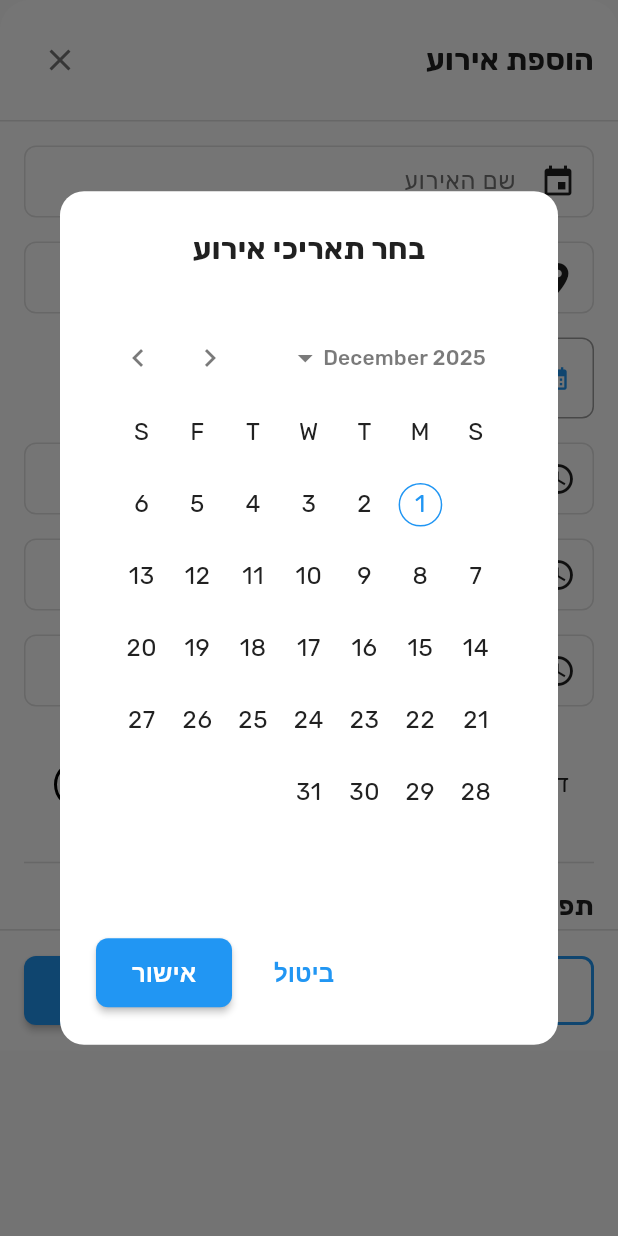
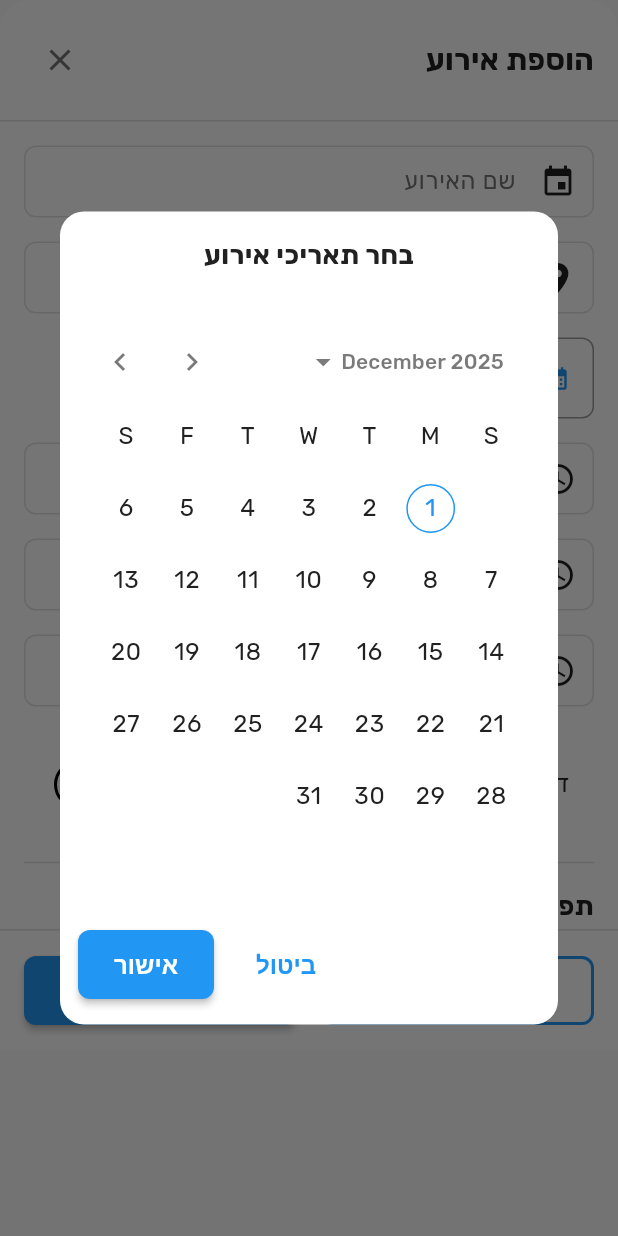
Before and after one commit to omerbengal/Shavtzak, a Flutter app: the _EventFormModal widget shown alone on an empty page, opened directly with empty values, after a tap on "בחר תאריכי אירוע", on a phone screen of 412 x 824 dp. Run offline on Flutter 3.47's test engine with Material 3 defaults, Android fonts, the phone set to English and light mode, and no system bars; drawn by our look-alikes of calendar_date_picker2; our stand-ins replace cloud_firestore, device_info_plus, equatable, firebase_core, flutter_bloc, go_router and 1 more; accounts and stored records are empty.

Commit message:
Add permanent member tracking, enhance assignment display, and fix mobile date picker
- Add isPermanent boolean field to TeamMember entity and model with UI toggle
- Update assignment screen to display event times and locations
- Make event location field required with validation
- Fix date picker overflow on mobile with responsive font sizes and padding
- Change terminology from 'משרות' to 'תפקידים' throughout assignment screen
- Improve assignment list layout with better date/time/location formatting
- Update CLAUDE.md feature tracking checklist

```diff
--- a/shavtzak/lib/domain/entities/team_member.dart
+++ b/shavtzak/lib/domain/entities/team_member.dart
@@ -50,6 +50,7 @@ class TeamMember extends Equatable {
   final String id;
   final String name;
   final bool isActive;
+  final bool isPermanent; // Whether this is a permanent team member
   final List<DateConstraint> constraints; // When unavailable
   final Map<RoleType, bool> roleCapabilities; // Which roles can they perform
   final String comments; // Comments about the team member
@@ -60,6 +61,7 @@ class TeamMember extends Equatable {
     required this.id,
     required this.name,
     required this.isActive,
+    this.isPermanent = false,
     required this.constraints,
     required this.roleCapabilities,
     this.comments = '',
@@ -102,6 +104,7 @@ class TeamMember extends Equatable {
     String? id,
     String? name,
     bool? isActive,
+    bool? isPermanent,
     List<DateConstraint>? constraints,
     Map<RoleType, bool>? roleCapabilities,
     String? comments,
@@ -112,6 +115,7 @@ class TeamMember extends Equatable {
       id: id ?? this.id,
       name: name ?? this.name,
       isActive: isActive ?? this.isActive,
+      isPermanent: isPermanent ?? this.isPermanent,
       constraints: constraints ?? this.constraints,
       roleCapabilities: roleCapabilities ?? this.roleCapabilities,
       comments: comments ?? this.comments,
@@ -125,6 +129,7 @@ class TeamMember extends Equatable {
         id,
         name,
         isActive,
+        isPermanent,
         constraints,
         roleCapabilities,
         comments,
--- a/shavtzak/lib/presentation/screens/event/event_list_screen.dart
+++ b/shavtzak/lib/presentation/screens/event/event_list_screen.dart
@@ -614,11 +614,17 @@ class _EventFormModalState extends State<_EventFormModal> {
                               TextFormField(
                                 controller: _locationController,
                                 decoration: const InputDecoration(
-                                  labelText: 'מיקום (אופציונלי)',
+                                  labelText: 'מיקום',
                                   hintText: 'לדוגמה: אולמי ורסאי',
                                   prefixIcon: Icon(Icons.location_on),
                                   border: OutlineInputBorder(),
                                 ),
+                                validator: (value) {
+                                  if (value == null || value.trim().isEmpty) {
+                                    return 'נא למלא מיקום';
+                                  }
+                                  return null;
+                                },
                                 onChanged: (_) => setState(() => _isDirty = true),
                               ),
 
--- a/shavtzak/lib/presentation/widgets/date_picker_dialog.dart
+++ b/shavtzak/lib/presentation/widgets/date_picker_dialog.dart
@@ -103,22 +103,35 @@ class _DualCalendarDatePickerState extends State<DualCalendarDatePicker> {
 
   @override
   Widget build(BuildContext context) {
-    final isMobile = MediaQuery.of(context).size.width < 600;
+    final screenWidth = MediaQuery.of(context).size.width;
+    final isMobile = screenWidth < 600;
+
+    // Use tighter constraints on very small screens to prevent overflow
+    final dialogWidth = isMobile
+        ? (screenWidth < 360 ? screenWidth * 0.95 : screenWidth * 0.9)
+        : 700.0;
+
+    final horizontalPadding = isMobile
+        ? (screenWidth < 360 ? 8.0 : 12.0)
+        : 24.0;
 
     return Directionality(
       textDirection: TextDirection.rtl,
       child: Dialog(
         child: Container(
-          width: isMobile ? MediaQuery.of(context).size.width * 0.9 : 700,
-          padding: const EdgeInsets.all(24),
+          width: dialogWidth,
+          padding: EdgeInsets.symmetric(
+            horizontal: horizontalPadding,
+            vertical: isMobile ? 16 : 24,
+          ),
           child: Column(
             mainAxisSize: MainAxisSize.min,
             children: [
               // Title
               Text(
                 widget.title,
-                style: const TextStyle(
-                  fontSize: 20,
+                style: TextStyle(
+                  fontSize: isMobile ? 18 : 20,
                   fontWeight: FontWeight.bold,
                 ),
               ),
@@ -137,16 +150,21 @@ class _DualCalendarDatePickerState extends State<DualCalendarDatePicker> {
                     children: [
                       Icon(Icons.calendar_today, size: 16, color: Colors.blue.shade700),
                       const SizedBox(width: 8),
-                      Text(
+                      Flexible(
+                        child: Text(
                           widget.isSingleDate
                               ? _formatDate(_selectedDates.first!)
                               : _selectedDates.length > 1 && _selectedDates[1] != null
                                   ? '${_formatDate(_selectedDates.first!)} - ${_formatDate(_selectedDates[1]!)}'
                                   : 'מ-${_formatDate(_selectedDates.first!)} (בחר תאריך סיום)',
                           style: TextStyle(
-                          fontSize: 16,
+                            fontSize: isMobile ? 14 : 16,
                             fontWeight: FontWeight.w600,
                             color: Colors.blue.shade700,
+                          ),
+                          overflow: TextOverflow.ellipsis,
+                          maxLines: 2,
+                          textAlign: TextAlign.center,
                         ),
                       ),
                     ],
@@ -169,9 +187,13 @@ class _DualCalendarDatePickerState extends State<DualCalendarDatePicker> {
                   ),
                 ),
 
-              // Calendar(s)
+              // Calendar(s) with constrained width
               Flexible(
                 child: SingleChildScrollView(
+                  child: ConstrainedBox(
+                    constraints: BoxConstraints(
+                      maxWidth: dialogWidth - (horizontalPadding * 2),
+                    ),
                     child: CalendarDatePicker2(
                       config: CalendarDatePicker2Config(
                         calendarType: widget.isSingleDate
@@ -179,25 +201,36 @@ class _DualCalendarDatePickerState extends State<DualCalendarDatePicker> {
                             : CalendarDatePicker2Type.range,
                         selectedDayHighlightColor: Colors.blue,
                         weekdayLabels: ['Sun', 'Mon', 'Tue', 'Wed', 'Thu', 'Fri', 'Sat'],
-                      weekdayLabelTextStyle: const TextStyle(
+                        weekdayLabelTextStyle: TextStyle(
                           color: Colors.black87,
                           fontWeight: FontWeight.bold,
+                          fontSize: isMobile ? 10 : 14,
                         ),
                         firstDayOfWeek: 0,
-                      controlsHeight: 50,
-                      controlsTextStyle: const TextStyle(
+                        controlsHeight: isMobile ? 40 : 50,
+                        controlsTextStyle: TextStyle(
                           color: Colors.black,
-                        fontSize: 15,
-                        fontWeight: FontWeight.bold,
+                          fontSize: isMobile ? 10 : 15,
+                          fontWeight: FontWeight.w600,
                         ),
-                      dayTextStyle: const TextStyle(
+                        dayTextStyle: TextStyle(
                           color: Colors.black,
                           fontWeight: FontWeight.normal,
+                          fontSize: isMobile ? 11 : 14,
                         ),
-                      disabledDayTextStyle: const TextStyle(
+                        disabledDayTextStyle: TextStyle(
                           color: Colors.grey,
+                          fontSize: isMobile ? 11 : 14,
                         ),
                         selectableDayPredicate: (day) => true,
+                        lastMonthIcon: Icon(
+                          Icons.chevron_left,
+                          size: isMobile ? 18 : 24,
+                        ),
+                        nextMonthIcon: Icon(
+                          Icons.chevron_right,
+                          size: isMobile ? 18 : 24,
+                        ),
                       ),
                       value: _selectedDates,
                       onValueChanged: (dates) {
@@ -209,8 +242,9 @@ class _DualCalendarDatePickerState extends State<DualCalendarDatePicker> {
                     ),
                   ),
                 ),
+              ),
 
-              const SizedBox(height: 24),
+              SizedBox(height: isMobile ? 16 : 24),
 
               // Action buttons
               Row(
```
Also changed, not shown: shavtzak/lib/data/models/team_member_model.dart (+8 -0 lines), shavtzak/lib/presentation/screens/assignment/assignment_list_screen.dart (+42 -8 lines), shavtzak/lib/presentation/screens/team/team_list_screen.dart (+15 -0 lines), 1 other file. Lines whose indentation alone changed are shown as unchanged.
